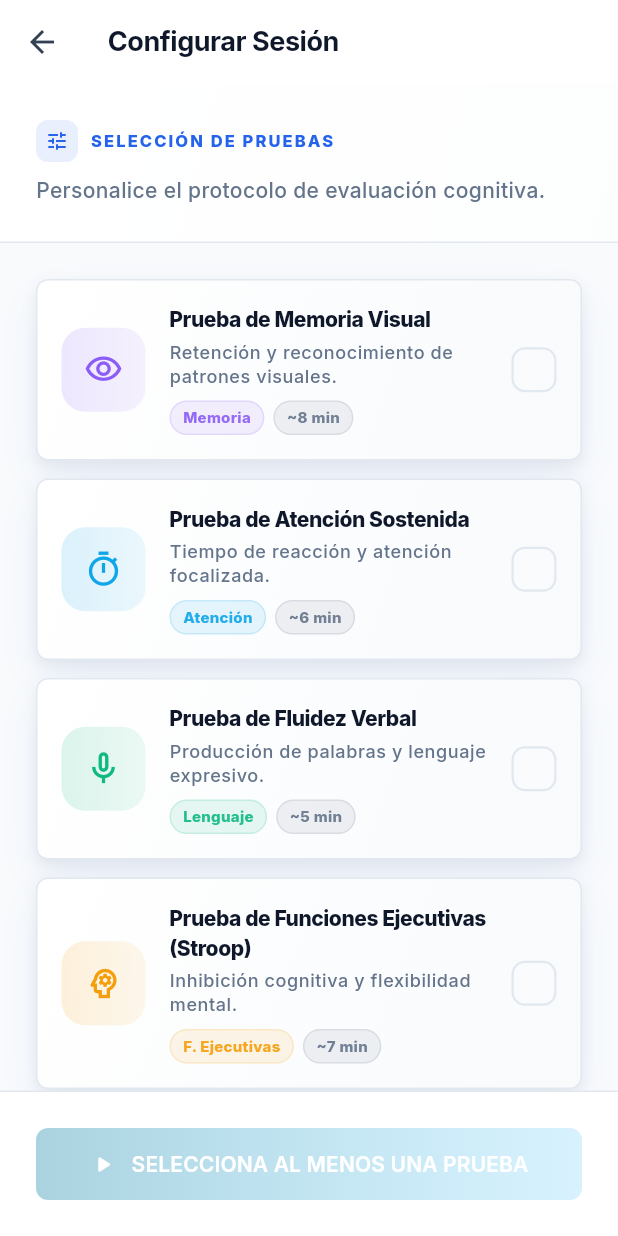
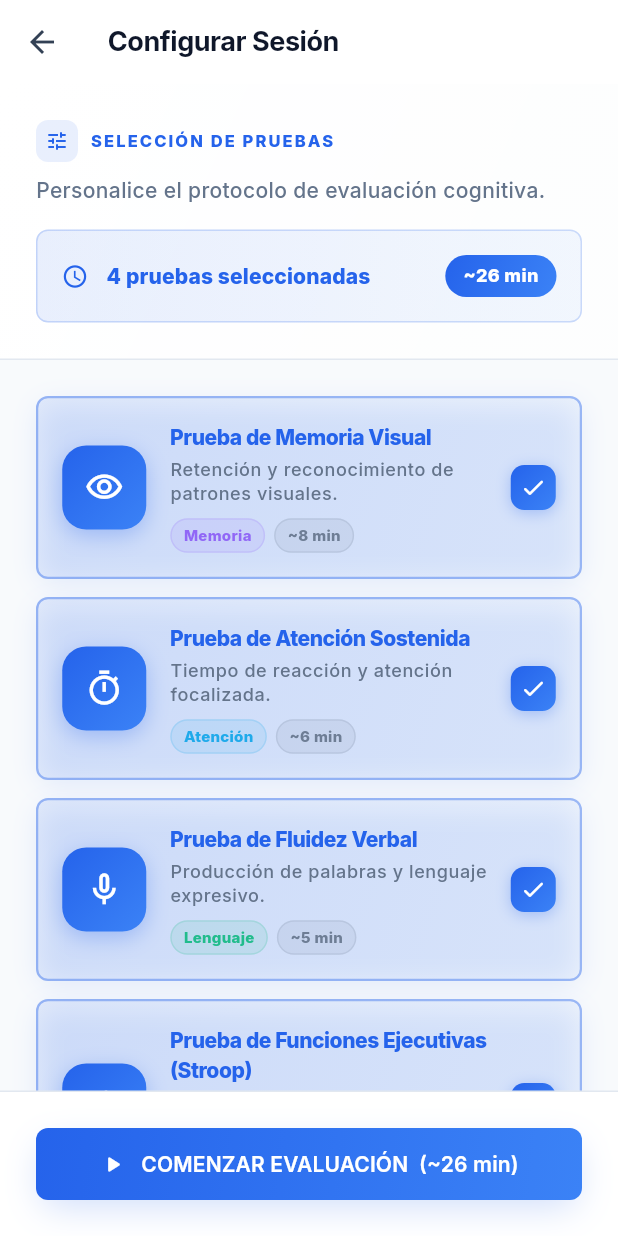
Before and after one commit to fuertes155/Tesis, a Flutter app: the NewSessionScreen screen opened by its route, after a tap on "Protocolo Integral", on a phone screen of 412 x 824 dp. Run offline on Flutter 3.47's test engine with Material 3 defaults, Android fonts, the light colour scheme and no system bars; drawn by our look-alikes of flutter_animate; our stand-ins replace connectivity_plus, diacritic, dio, fl_chart, flutter_riverpod, flutter_svg and 12 more; accounts and stored records are empty; generated files the repository leaves out were written again.

Commit message:
Modificaciones para que las pruebas sean mas faciles de realizar

```diff
--- a/lib/router.dart
+++ b/lib/router.dart
@@ -141,7 +141,17 @@ final routerProvider = Provider<GoRouter>((ref) {
       ),
       GoRoute(
         path: '/test_selector',
-        builder: (context, state) => const TestSelectorScreen(),
+        builder: (context, state) {
+          final extra = state.extra;
+          List<String>? initialSelection;
+          if (extra is Map<String, dynamic>) {
+            final sel = extra['initialSelection'];
+            if (sel is List) {
+              initialSelection = sel.cast<String>();
+            }
+          }
+          return TestSelectorScreen(initialSelection: initialSelection);
+        },
       ),
       GoRoute(
         path: '/profile',
--- a/lib/screens/new_session_screen.dart
+++ b/lib/screens/new_session_screen.dart
@@ -31,7 +31,14 @@ class NewSessionScreen extends ConsumerWidget {
         color: cs.primary,
         durationLabel: '~26 min',
         isPrimary: true,
-        onTap: () => context.push('/test_selector'),
+        onTap: () => context.push('/test_selector', extra: {
+          'initialSelection': [
+            'Prueba de Memoria Visual',
+            'Prueba de Atención Sostenida',
+            'Prueba de Fluidez Verbal',
+            'Prueba de Funciones Ejecutivas (Stroop)',
+          ]
+        }),
       ),
       _Battery(
         title: 'Atención y Memoria',
@@ -41,7 +48,12 @@ class NewSessionScreen extends ConsumerWidget {
         color: cs.tertiary,
         durationLabel: '~14 min',
         isPrimary: false,
-        onTap: () => context.push('/test_selector'),
+        onTap: () => context.push('/test_selector', extra: {
+          'initialSelection': [
+            'Prueba de Memoria Visual',
+            'Prueba de Atención Sostenida',
+          ]
+        }),
       ),
       _Battery(
         title: 'Screening Rápido',
@@ -51,7 +63,11 @@ class NewSessionScreen extends ConsumerWidget {
         color: cs.secondary,
         durationLabel: '~8 min',
         isPrimary: false,
-        onTap: () => context.push('/test_selector'),
+        onTap: () => context.push('/test_selector', extra: {
+          'initialSelection': [
+            'Prueba de Memoria Visual',
+          ]
+        }),
       ),
     ];
 
--- a/lib/screens/test_selector_screen.dart
+++ b/lib/screens/test_selector_screen.dart
@@ -6,7 +6,9 @@ import '../widgets/premium_button.dart';
 part 'test_selector_screen_state.dart';
 
 class TestSelectorScreen extends StatefulWidget {
-  const TestSelectorScreen({super.key});
+  final List<String>? initialSelection;
+
+  const TestSelectorScreen({super.key, this.initialSelection});
 
   @override
   State<TestSelectorScreen> createState() => TestSelectorScreenState();
--- a/lib/screens/test_selector_screen_state.dart
+++ b/lib/screens/test_selector_screen_state.dart
@@ -38,6 +38,13 @@ class TestSelectorScreenState extends State<TestSelectorScreen> {
   void initState() {
     super.initState();
     _selected = {for (final k in _tests.keys) k: false};
+    if (widget.initialSelection != null) {
+      for (final k in widget.initialSelection!) {
+        if (_selected.containsKey(k)) {
+          _selected[k] = true;
+        }
+      }
+    }
   }
 
   int get _totalMinutes => _tests.entries
```
